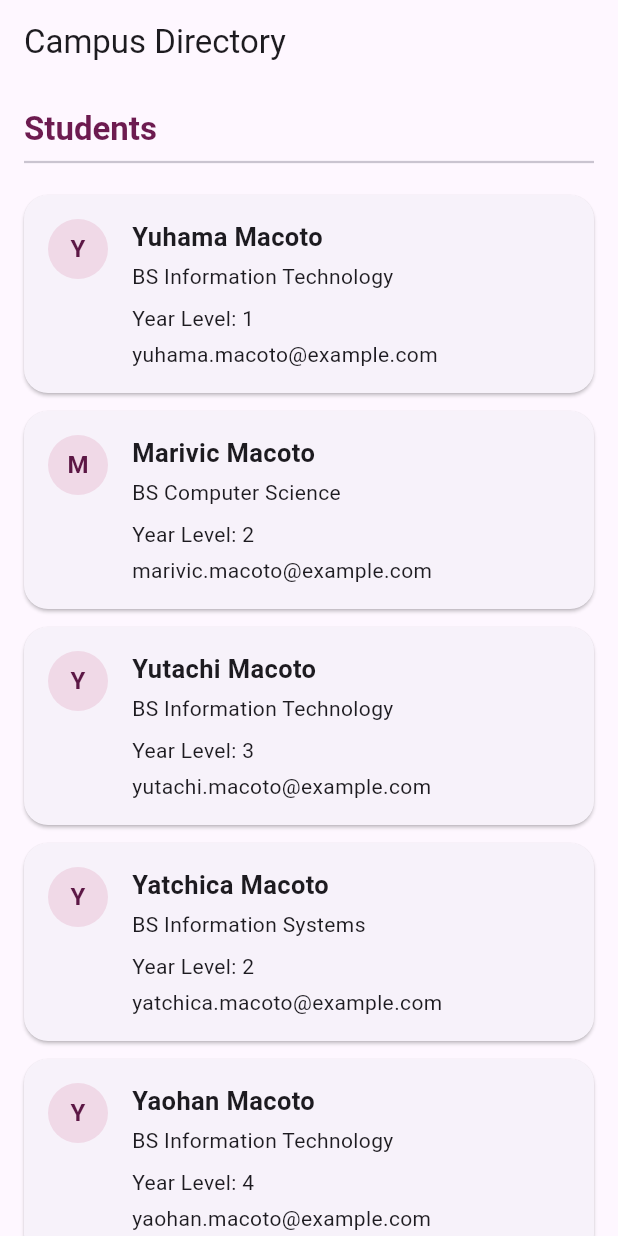
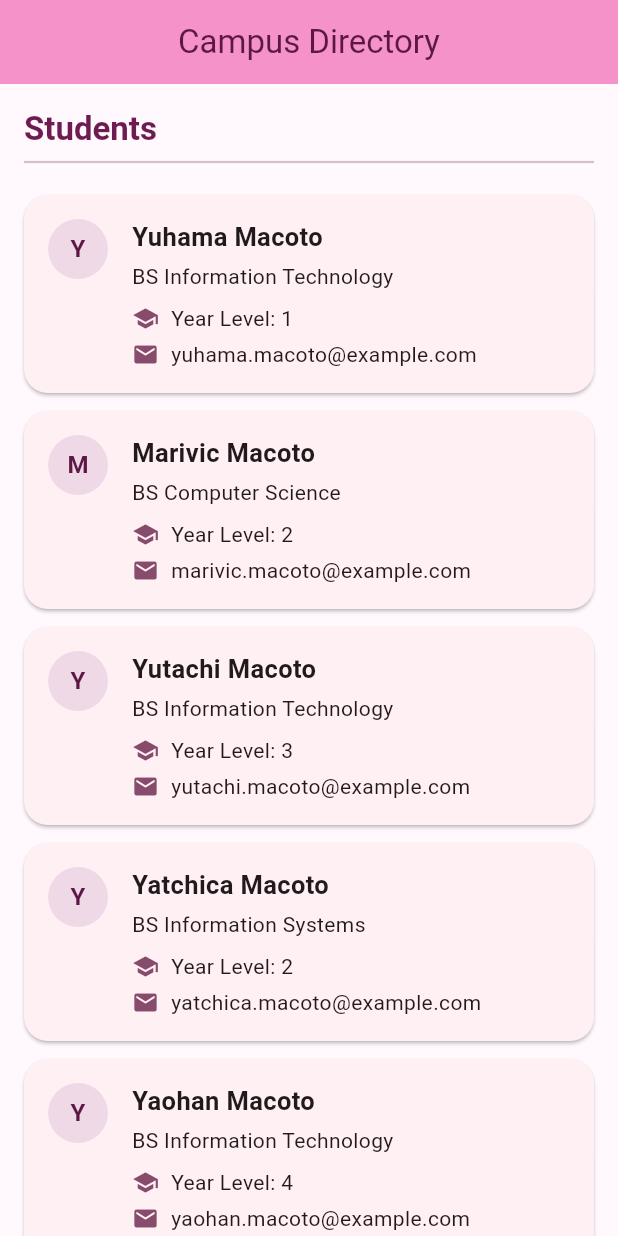
Before and after one commit to yaohanmacoto-design/stateless-lab-macoto, a Flutter app: the screen it shows after launch, on a phone screen of 412 x 824 dp. Run offline on Flutter 3.47's test engine with Material 3 defaults, Android fonts, the phone set to English and light mode, and no system bars.

Commit message:
Add theme and style customization

```diff
--- a/lib/main.dart
+++ b/lib/main.dart
@@ -61,7 +61,13 @@ class DirectoryApp extends StatelessWidget {
   Widget build(BuildContext context) {
     return MaterialApp(
       debugShowCheckedModeBanner: false,
-      theme: ThemeData(useMaterial3: true),
+      // Customization 1: Use a light theme with readable plum accents.
+      theme: ThemeData(
+        colorSchemeSeed: const Color(0xFF7B1E5A),
+        brightness: Brightness.light,
+        scaffoldBackgroundColor: const Color(0xFFFFF8FC),
+        useMaterial3: true,
+      ),
       home: const DirectoryScreen(),
     );
   }
@@ -74,13 +80,22 @@ class DirectoryScreen extends StatelessWidget {
   @override
   Widget build(BuildContext context) {
     return Scaffold(
-      appBar: AppBar(title: const Text('Campus Directory')),
+      appBar: AppBar(
+        title: const Text(
+          'Campus Directory',
+          style: TextStyle(color: Color(0xFF5C1745)),
+        ),
+        centerTitle: true,
+        backgroundColor: const Color.fromARGB(255, 244, 146, 201),
+        foregroundColor: const Color(0xFF5C1745),
+      ),
       body: ListView(
         padding: const EdgeInsets.all(16),
         children: [
           const SectionHeader(title: 'Students'),
           const SizedBox(height: 8),
-          for (final student in students) StudentCard(student: student),
+          for (final student in students)
+            StudentCard(student: student),
         ],
       ),
     );
@@ -91,7 +106,10 @@ class DirectoryScreen extends StatelessWidget {
 class SectionHeader extends StatelessWidget {
   final String title;
 
-  const SectionHeader({super.key, required this.title});
+  const SectionHeader({
+    super.key,
+    required this.title,
+  });
 
   @override
   Widget build(BuildContext context) {
@@ -111,18 +129,55 @@ class SectionHeader extends StatelessWidget {
   }
 }
 
+// This widget is stateless because its icon and text are supplied by its parent.
+class InfoRow extends StatelessWidget {
+  final IconData icon;
+  final String text;
+
+  const InfoRow({
+    super.key,
+    required this.icon,
+    required this.text,
+  });
+
+  @override
+  Widget build(BuildContext context) {
+    return Row(
+      children: [
+        Icon(
+          icon,
+          size: 18,
+          color: Theme.of(context).colorScheme.primary,
+        ),
+        const SizedBox(width: 8),
+        Expanded(
+          child: Text(
+            text,
+            softWrap: true,
+          ),
+        ),
+      ],
+    );
+  }
+}
+
 // This widget is stateless because it only displays the supplied Student data.
 class StudentCard extends StatelessWidget {
   final Student student;
 
-  const StudentCard({super.key, required this.student});
+  const StudentCard({
+    super.key,
+    required this.student,
+  });
 
   @override
   Widget build(BuildContext context) {
     return Card(
+      // Customization 2: Rounded card corners.
       shape: RoundedRectangleBorder(
         borderRadius: BorderRadius.circular(16),
       ),
+      // Customization 3: Add space inside each student card.
       margin: const EdgeInsets.symmetric(vertical: 6),
       child: Padding(
         padding: const EdgeInsets.all(16),
@@ -130,6 +185,7 @@ class StudentCard extends StatelessWidget {
           crossAxisAlignment: CrossAxisAlignment.start,
           children: [
             CircleAvatar(
+              // Customization 4: Use a light teal avatar background.
               backgroundColor: const Color(0xFFF0D9E7),
               child: Text(
                 student.name[0],
@@ -154,9 +210,15 @@ class StudentCard extends StatelessWidget {
                   const SizedBox(height: 4),
                   Text(student.course),
                   const SizedBox(height: 8),
-                  Text('Year Level: ${student.yearLevel}'),
+                  InfoRow(
+                    icon: Icons.school,
+                    text: 'Year Level: ${student.yearLevel}',
+                  ),
                   const SizedBox(height: 4),
-                  Text(student.email),
+                  InfoRow(
+                    icon: Icons.email,
+                    text: student.email,
+                  ),
                 ],
               ),
             ),
```
